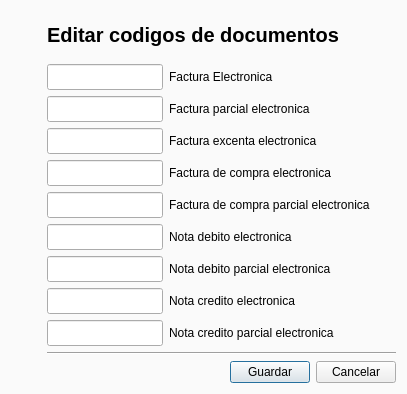
First picture: the form in GUI/editarConfig.ui, repository firenessmax/bte001, before the edit.
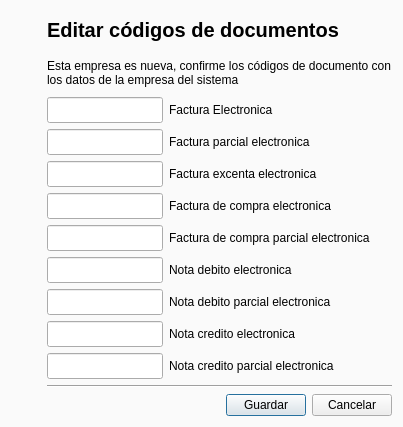
Second picture: the form after the edit. Icons and pictures are not drawn.

The edit to the form file:
```diff
--- a/GUI/editarConfig.ui
+++ b/GUI/editarConfig.ui
@@ -9,8 +9,8 @@
    <rect>
     <x>0</x>
     <y>0</y>
-    <width>407</width>
-    <height>394</height>
+    <width>403</width>
+    <height>427</height>
    </rect>
   </property>
   <property name="sizePolicy">
@@ -22,13 +22,13 @@
   <property name="minimumSize">
    <size>
     <width>402</width>
-    <height>100</height>
+    <height>425</height>
    </size>
   </property>
   <property name="maximumSize">
    <size>
-    <width>1000</width>
-    <height>1000</height>
+    <width>403</width>
+    <height>427</height>
    </size>
   </property>
   <property name="windowTitle">
@@ -140,7 +140,23 @@
         </font>
        </property>
        <property name="text">
-        <string>Editar codigos de documentos</string>
+        <string>Editar códigos de documentos</string>
+       </property>
+      </widget>
+     </item>
+     <item>
+      <widget class="QLabel" name="labelInfo">
+       <property name="maximumSize">
+        <size>
+         <width>16777215</width>
+         <height>16777215</height>
+        </size>
+       </property>
+       <property name="text">
+        <string>Esta empresa es nueva, confirme los códigos de documento con los datos de la empresa del sistema</string>
+       </property>
+       <property name="wordWrap">
+        <bool>true</bool>
        </property>
       </widget>
      </item>
```
Left out of the diff: 54 changed lines with no effect on the pictures.
